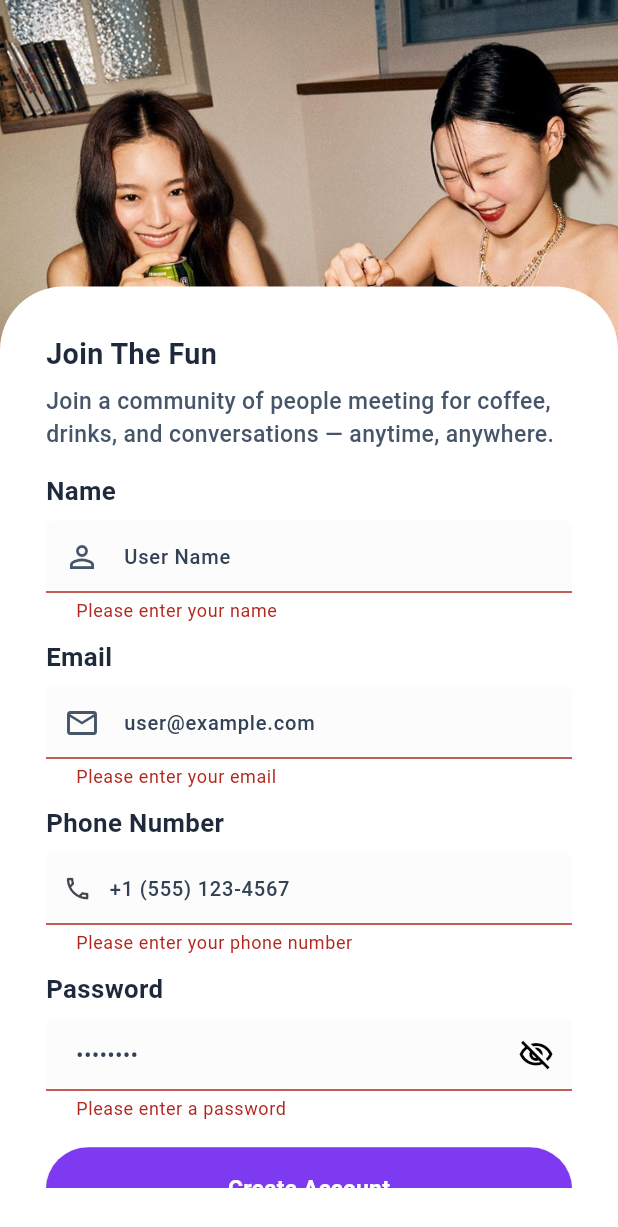
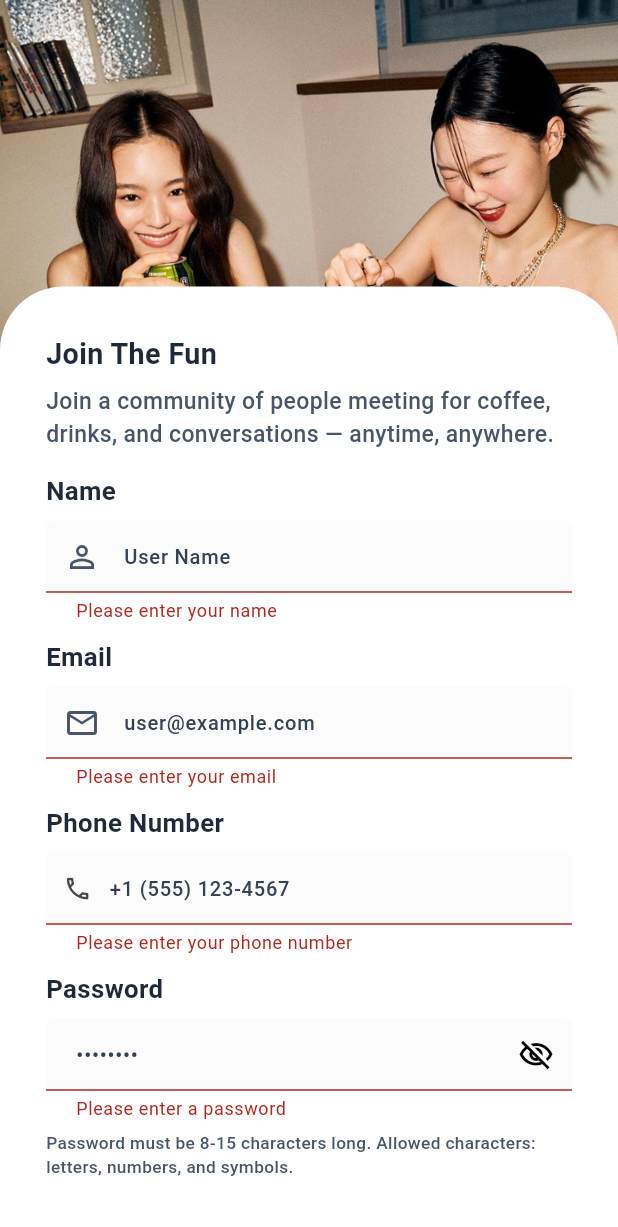
Before and after one commit to ZonerLost/meetmern, a Flutter app: the SignupScreen screen opened by its route, after a tap on "Create Account", on a phone screen of 412 x 824 dp. Shown: the top 1227 px of the screen. Run offline on Flutter 3.47's test engine with Material 3 defaults, Android fonts, the phone set to English and light mode, and no system bars; our stand-ins replace device_info_plus, dotted_border, firebase_core, firebase_messaging, flutter_local_notifications, flutter_screenutil and 9 more; accounts and stored records are empty; Roboto replaces fonts that are missing (Mona Sans); project files that could hold a hidden picture were left out.

Commit message:
updates in explore, otp size, password change validation and icons updates

```diff
--- a/lib/core/constants/app_strings.dart
+++ b/lib/core/constants/app_strings.dart
@@ -445,7 +445,7 @@ class Strings {
         pleaseEnterYourEmailText = 'Please enter your email',
         enterValidEmailText = 'Enter a valid email',
         pleaseEnterPasswordText = 'Please enter a password',
-        passwordMinLengthText = 'Password must be at least 6 characters',
+        passwordMinLengthText = 'Password must be at least 8 characters',
         pleaseEnterYourNameText = 'Please enter your name',
         pleaseEnterYourPhoneText = 'Please enter your phone number',
         loginScreenTitle = 'Login To Continue',
--- a/lib/core/extensions/validation_extention.dart
+++ b/lib/core/extensions/validation_extention.dart
@@ -4,3 +4,40 @@ extension EmailValidator on String {
     return regex.hasMatch(this);
   }
 }
+
+class PasswordRules {
+  PasswordRules._();
+
+  static const int minLength = 8;
+  static const int maxLength = 15;
+  static const String allowedSymbols = '@#\$%^&*';
+
+  static final Set<String> _allowedSymbolSet = allowedSymbols.split('').toSet();
+  static final RegExp _letterOrDigit = RegExp(r'^[A-Za-z0-9]$');
+  static final RegExp _whitespace = RegExp(r'\s');
+
+  static String get helperText =>
+      'Password must be $minLength-$maxLength characters long. Allowed characters: letters, numbers, and symbols.';
+
+  static String? validateNewPassword(String? value) {
+    if (value == null || value.isEmpty) return 'Please enter a password';
+    if (value.length < minLength) {
+      return 'Password must be at least $minLength characters';
+    }
+    if (value.length > maxLength) {
+      return 'Password must be at most $maxLength characters';
+    }
+    if (_whitespace.hasMatch(value)) {
+      return 'Password cannot contain spaces';
+    }
+
+    for (final char in value.split('')) {
+      if (_letterOrDigit.hasMatch(char) || _allowedSymbolSet.contains(char)) {
+        continue;
+      }
+      return 'Use only letters, numbers, and supported symbols i.e. $allowedSymbols';
+    }
+
+    return null;
+  }
+}
--- a/lib/data/models/profile_model.dart
+++ b/lib/data/models/profile_model.dart
@@ -85,7 +85,11 @@ class ProfileModel {
           .where((e) => e.isNotEmpty)
           .toList(),
       location: json['location'] as String?,
-      discoveryRadius: json['discovery_radius'] as String?,
+      discoveryRadius: (json['discovery_radius'] ??
+              json['radius'] ??
+              json['radius_km'] ??
+              json['search_radius'])
+          as String?,
       showOnboarding: json['show_onboarding'] as bool? ?? true,
       reportCount: (json['report_count'] as num?)?.toInt() ?? 0,
       isDisabled: json['is_disabled'] as bool? ?? false,
--- a/lib/data/service/discovery_service.dart
+++ b/lib/data/service/discovery_service.dart
@@ -193,7 +193,9 @@ class DiscoveryService {
     try {
       final meetupRowsRaw = await supabase
           .from('meetups')
-          .select('id, user_id, type, address, status, created_at')
+          .select(
+            'id, user_id, type, address, status, created_at, latitude, longitude',
+          )
           .order('created_at', ascending: false)
           .limit(120);
 
@@ -281,6 +283,8 @@ class DiscoveryService {
             ownerReligion: profile['religion']?.toString(),
             ownerRelationshipStatus: profile['relationship_status']?.toString(),
             ownerDob: profile['dob']?.toString(),
+            latitude: (meetup['latitude'] as num?)?.toDouble(),
+            longitude: (meetup['longitude'] as num?)?.toDouble(),
             name: name,
             locationShort: locationShort,
             favMeetupType: type,
--- a/lib/view/controllers/authcontroller/SignupScreen/signup_screen_controller.dart
+++ b/lib/view/controllers/authcontroller/SignupScreen/signup_screen_controller.dart
@@ -24,28 +24,29 @@ class SignupController extends GetxController {
   }
 
   String? validateName(String? value) {
-    if (value == null || value.trim().isEmpty)
+    if (value == null || value.trim().isEmpty) {
       return _strings.pleaseEnterYourNameText;
+    }
     return null;
   }
 
   String? validateEmail(String? value) {
-    if (value == null || value.trim().isEmpty)
+    if (value == null || value.trim().isEmpty) {
       return _strings.pleaseEnterYourEmailText;
+    }
     if (!value.isValidEmail) return _strings.enterValidEmailText;
     return null;
   }
 
   String? validatePhone(String? value) {
-    if (value == null || value.trim().isEmpty)
+    if (value == null || value.trim().isEmpty) {
       return _strings.pleaseEnterYourPhoneText;
+    }
     return null;
   }
 
   String? validatePassword(String? value) {
-    if (value == null || value.isEmpty) return _strings.pleaseEnterPasswordText;
-    if (value.length < 6) return _strings.passwordMinLengthText;
-    return null;
+    return PasswordRules.validateNewPassword(value);
   }
 
   Future<void> signUp(GlobalKey<FormState> formKey) async {
@@ -60,7 +61,7 @@ class SignupController extends GetxController {
       final email = emailController.text.trim();
       final response = await AuthService.signUp(
         email: email,
-        password: passwordController.text.trim(),
+        password: passwordController.text,
       );
 
       // Supabase returns a "success" response with an empty identities list
@@ -90,11 +91,14 @@ class SignupController extends GetxController {
 
   String _parseError(Exception e) {
     final msg = e.toString().toLowerCase();
-    if (msg.contains('already registered'))
+    if (msg.contains('already registered')) {
       return 'This email is already registered.';
-    if (msg.contains('weak password')) return 'Password is too weak.';
+    }
+    if (msg.contains('weak password') || msg.contains('password')) {
+      return 'Password must be at least ${PasswordRules.minLength} characters and use only supported characters.';
+    }
     if (msg.contains('network')) return 'Network error. Check your connection.';
-    return 'Sign up failed. Please try again.';
+    return e.toString().replaceFirst('Exception: ', '');
   }
 
   @override
--- a/lib/view/controllers/authcontroller/loginScreen/login_screen_controller.dart
+++ b/lib/view/controllers/authcontroller/loginScreen/login_screen_controller.dart
@@ -33,7 +33,6 @@ class LoginController extends GetxController {
 
   String? validatePassword(String? value) {
     if (value == null || value.isEmpty) return _strings.pleaseEnterPasswordText;
-    if (value.length < 6) return _strings.passwordMinLengthText;
     return null;
   }
 
@@ -44,7 +43,7 @@ class LoginController extends GetxController {
     try {
       await AuthService.signIn(
         email: emailController.text.trim(),
-        password: passwordController.text.trim(),
+        password: passwordController.text,
       );
       await NotificationService.instance.syncTokenWithSupabase();
 
--- a/lib/view/controllers/userprofile_controller/LocationScreen/location_screen_controller.dart
+++ b/lib/view/controllers/userprofile_controller/LocationScreen/location_screen_controller.dart
@@ -4,8 +4,10 @@ import 'package:flutter/material.dart';
 import 'package:geocoding/geocoding.dart';
 import 'package:geolocator/geolocator.dart';
 import 'package:get/get.dart';
+import 'package:meetmern/data/service/auth_service.dart';
 import 'package:meetmern/data/service/profile_service.dart';
 import 'package:meetmern/main.dart';
+import 'package:meetmern/view/controllers/home_controller/ExploreScreen/explore_meetups_screen_controller.dart';
 
 class LocationScreenController extends GetxController {
   final TextEditingController locationController = TextEditingController();
@@ -231,6 +233,10 @@ class LocationScreenController extends GetxController {
         location,
         '${radiusController.text.trim()} km',
       );
+      await AuthService.loadProfile();
+      if (Get.isRegistered<ExploreController>()) {
+        await Get.find<ExploreController>().loadData();
+      }
       return true;
     } catch (e) {
       errorMessage = e.toString();
--- a/lib/view/screens/AuthScreens/SignupScreen/signup_screen.dart
+++ b/lib/view/screens/AuthScreens/SignupScreen/signup_screen.dart
@@ -2,6 +2,7 @@ import 'package:flutter/material.dart';
 import 'package:flutter/services.dart';
 import 'package:flutter_screenutil/flutter_screenutil.dart';
 import 'package:get/get.dart';
+import 'package:meetmern/core/extensions/validation_extention.dart';
 import 'package:meetmern/view/controllers/authcontroller/SignupScreen/signup_screen_controller.dart';
 import 'package:meetmern/core/routes/route_names.dart';
 import 'package:meetmern/core/theme/theme.dart';
@@ -120,6 +121,14 @@ class _SignupScreenState extends State<SignupScreen> {
                             onToggle: c.togglePasswordVisibility,
                           ),
                         ),
+                        SizedBox(height: dimension.d8.h),
+                        Text(
+                          PasswordRules.helperText,
+                          style: styles.subtitleTextStyle.copyWith(
+                            fontSize: dimension.d12.sp,
+                            color: appTheme.neutral_600,
+                          ),
+                        ),
                         SizedBox(height: dimension.d20.h),
                         Center(
                           child: CustomElevatedButton(
```
Also changed, not shown: lib/core/widgets/custom_drop_down_button.dart (+10 -1 lines), lib/view/controllers/authcontroller/ForgetPasswordScreens/setnew_password_screen_controller.dart (+11 -6 lines), lib/view/controllers/home_controller/ExploreScreen/explore_meetups_screen_controller.dart (+93 -16 lines), lib/view/screens/AuthScreens/ForgetPasswordScreens/setnew_password_screen.dart (+9 -0 lines), lib/view/screens/AuthScreens/OTPScreens/otp_verify_screen.dart (+6 -4 lines), lib/view/screens/UserProfileScreens/ViewProfileScreens/profile_details.dart (+29 -13 lines), assets/icons/coffe_icon.png, assets/icons/drinks_icon.png, assets/icons/meals_icon.png, assets/images/img5.png.
